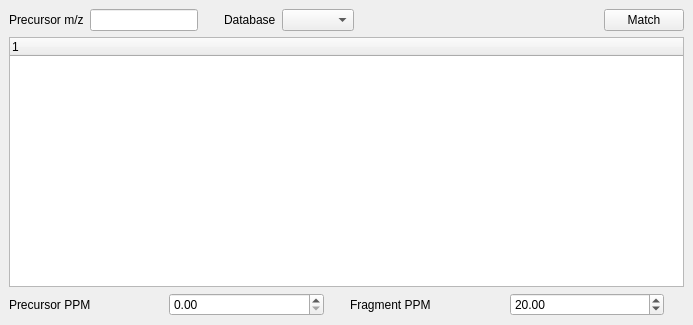
ElucidataInc/ElMaven, file src/gui/mzroll/forms/masscalcwidget.ui: the form before one commit.
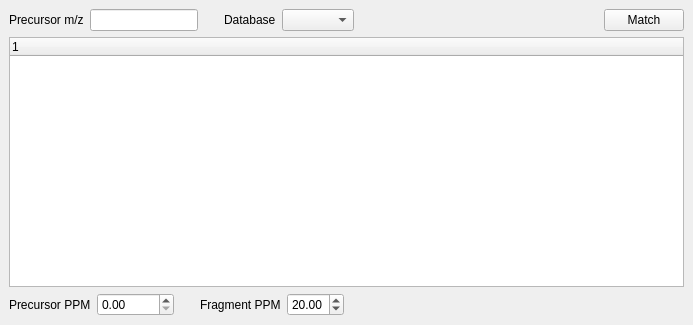
The form after the commit.

Commit message: Make space adjustments to compound search widget

Diff of the .ui file:
```diff
--- a/src/gui/mzroll/forms/masscalcwidget.ui
+++ b/src/gui/mzroll/forms/masscalcwidget.ui
@@ -138,6 +138,12 @@
      <layout class="QHBoxLayout" name="horizontalLayout_4">
       <item>
        <widget class="QLabel" name="label_3">
+        <property name="sizePolicy">
+         <sizepolicy hsizetype="Maximum" vsizetype="Preferred">
+          <horstretch>0</horstretch>
+          <verstretch>0</verstretch>
+         </sizepolicy>
+        </property>
         <property name="layoutDirection">
          <enum>Qt::RightToLeft</enum>
         </property>
@@ -148,6 +154,12 @@
       </item>
       <item>
        <widget class="QDoubleSpinBox" name="precursorPpm">
+        <property name="sizePolicy">
+         <sizepolicy hsizetype="Maximum" vsizetype="Fixed">
+          <horstretch>0</horstretch>
+          <verstretch>0</verstretch>
+         </sizepolicy>
+        </property>
         <property name="maximum">
          <double>10000.000000000000000</double>
         </property>
@@ -171,6 +183,12 @@
       </item>
       <item>
        <widget class="QLabel" name="label_4">
+        <property name="sizePolicy">
+         <sizepolicy hsizetype="Maximum" vsizetype="Preferred">
+          <horstretch>0</horstretch>
+          <verstretch>0</verstretch>
+         </sizepolicy>
+        </property>
         <property name="text">
          <string>Fragment PPM</string>
         </property>
@@ -178,6 +196,12 @@
       </item>
       <item>
        <widget class="QDoubleSpinBox" name="fragPpm">
+        <property name="sizePolicy">
+         <sizepolicy hsizetype="Maximum" vsizetype="Fixed">
+          <horstretch>0</horstretch>
+          <verstretch>0</verstretch>
+         </sizepolicy>
+        </property>
         <property name="value">
          <double>20.000000000000000</double>
         </property>
@@ -189,7 +213,7 @@
          <enum>Qt::Horizontal</enum>
         </property>
         <property name="sizeType">
-         <enum>QSizePolicy::Fixed</enum>
+         <enum>QSizePolicy::Expanding</enum>
         </property>
         <property name="sizeHint" stdset="0">
          <size>
```
Left out of the diff: 10 changed lines with no effect on the pictures.
